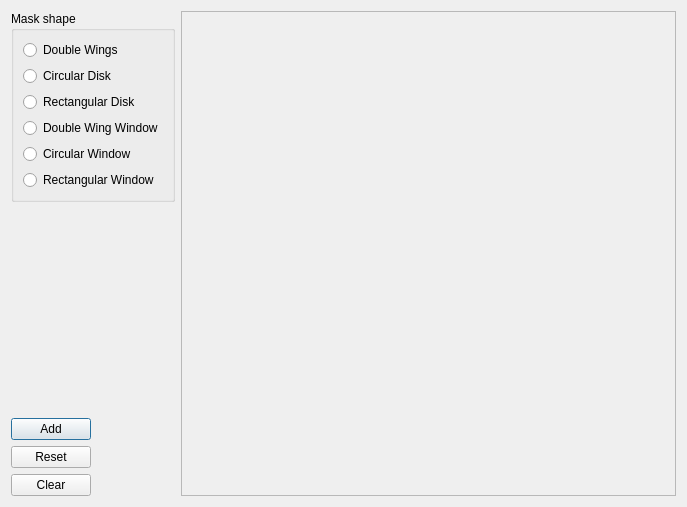
This is src/sas/qtgui/Plotting/UI/MaskEditorUI.ui in SasView/sasview as Qt 5 draws it before an edit. The edited form follows.
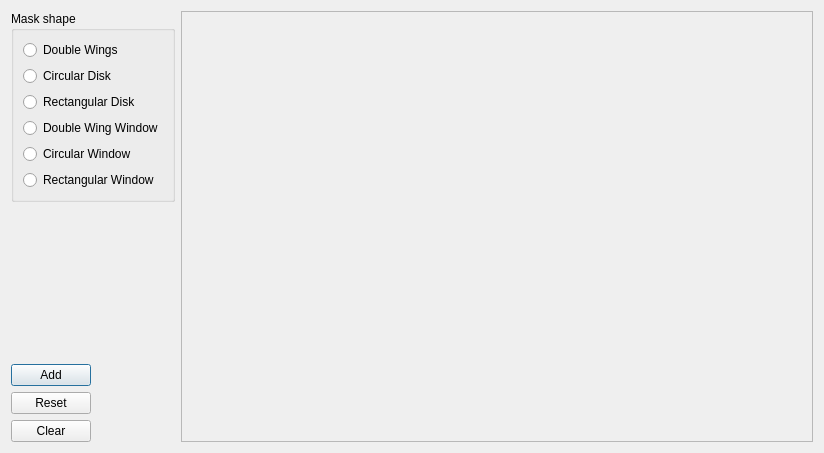
This is the edited form. Icons and pictures are not drawn.

Patch:
```diff
--- a/src/sas/qtgui/Plotting/UI/MaskEditorUI.ui
+++ b/src/sas/qtgui/Plotting/UI/MaskEditorUI.ui
@@ -6,8 +6,8 @@
    <rect>
     <x>0</x>
     <y>0</y>
-    <width>687</width>
-    <height>507</height>
+    <width>824</width>
+    <height>453</height>
    </rect>
   </property>
   <property name="windowTitle">
```
